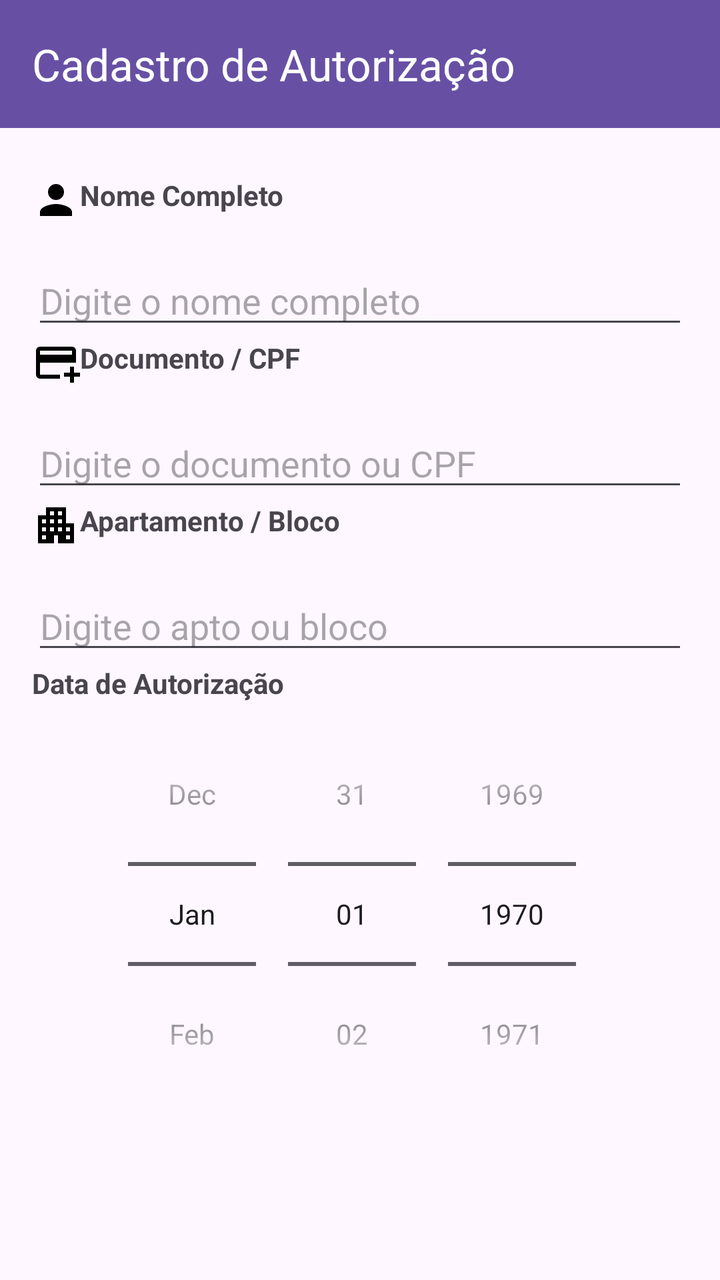
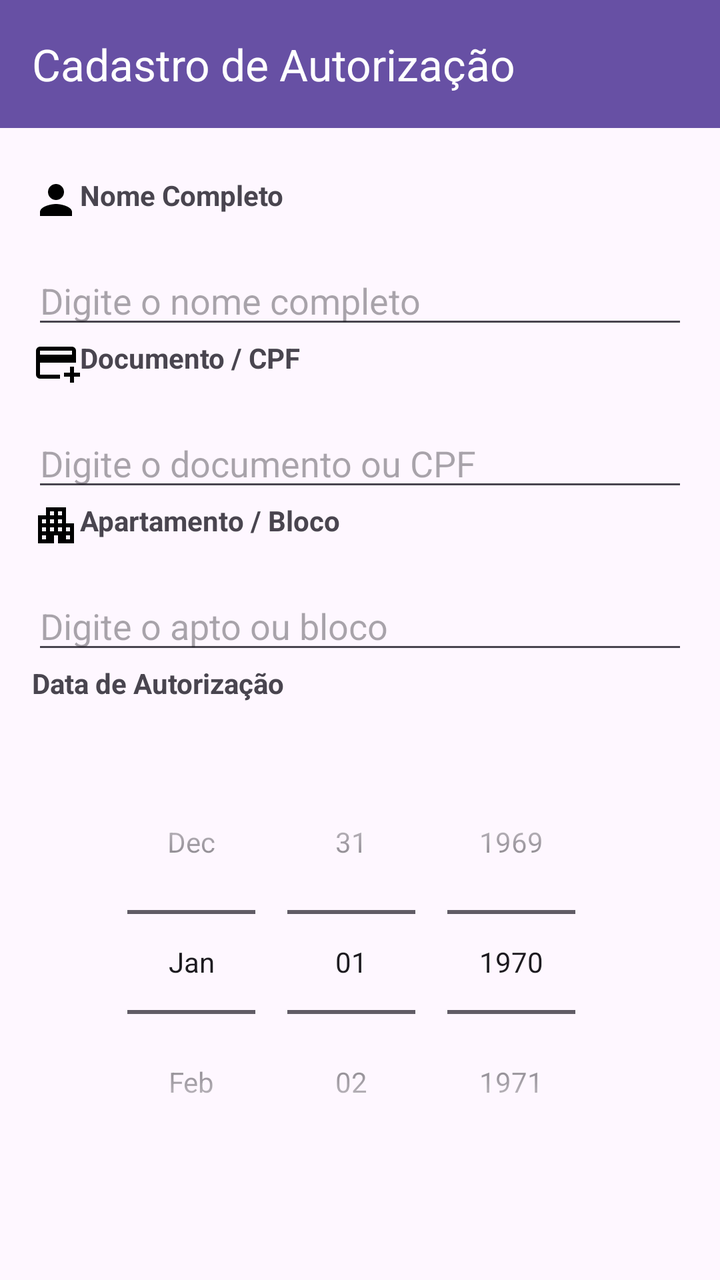

An Android layout rendered at two revisions. The XML below is the earlier revision; the diff shows what the commit changed to produce the second picture.
<!-- AndroidManifest.xml: application theme Theme.ProjetoApp -->
<!-- res/layout/activity_cadastro_autorizacao.xml -->
<?xml version="1.0" encoding="utf-8"?>
<androidx.constraintlayout.widget.ConstraintLayout
    xmlns:android="http://schemas.android.com/apk/res/android"
    xmlns:app="http://schemas.android.com/apk/res-auto"
    xmlns:tools="http://schemas.android.com/tools"
    android:layout_width="match_parent"
    android:layout_height="match_parent"
    tools:context=".CadastroAutorizacaoActivity"
    android:id="@+id/main">

    <androidx.appcompat.widget.Toolbar
        android:id="@+id/toolbarAutorizacao"
        android:layout_width="0dp"
        android:layout_height="wrap_content"
        android:background="?attr/colorPrimary"
        android:minHeight="?attr/actionBarSize"
        app:layout_constraintTop_toTopOf="parent"
        app:layout_constraintStart_toStartOf="parent"
        app:layout_constraintEnd_toEndOf="parent"
        app:title="Cadastro de Autorização"
        app:titleTextColor="#FFFFFF" />

    <TextView
        android:id="@+id/textViewNome"
        android:layout_width="wrap_content"
        android:layout_height="wrap_content"
        android:layout_marginStart="16dp"
        android:layout_marginTop="24dp"
        android:drawableStart="@drawable/baseline_person_24"
        android:text="Nome Completo"
        android:textStyle="bold"
        app:layout_constraintStart_toStartOf="parent"
        app:layout_constraintTop_toBottomOf="@id/toolbarAutorizacao" />

    <EditText
        android:id="@+id/editTextNome"
        android:layout_width="0dp"
        android:layout_height="wrap_content"
        android:layout_margin="16dp"
        android:layout_marginTop="80dp"
        android:hint="Digite o nome completo"
        android:inputType="text"
        app:layout_constraintEnd_toEndOf="parent"
        app:layout_constraintHorizontal_bias="0.781"
        app:layout_constraintStart_toStartOf="parent"
        app:layout_constraintTop_toBottomOf="@id/textViewNome" />

    <EditText
        android:id="@+id/editTextBloco"
        android:layout_width="0dp"
        android:layout_height="wrap_content"
        android:layout_margin="16dp"
        android:layout_marginTop="16dp"
        android:hint="Digite o apto ou bloco"
        android:inputType="text"
        app:layout_constraintEnd_toEndOf="parent"
        app:layout_constraintHorizontal_bias="0.781"
        app:layout_constraintStart_toStartOf="parent"
        app:layout_constraintTop_toBottomOf="@id/textViewApartamento" />

    <EditText
        android:id="@+id/editTextDocumento"
        android:layout_width="0dp"
        android:layout_height="wrap_content"
        android:layout_margin="16dp"
        android:layout_marginTop="16dp"
        android:hint="Digite o documento ou CPF"
        android:inputType="text"
        app:layout_constraintEnd_toEndOf="parent"
        app:layout_constraintHorizontal_bias="0.781"
        app:layout_constraintStart_toStartOf="parent"
        app:layout_constraintTop_toBottomOf="@id/textViewDocumento" />

    <Button
        android:id="@+id/buttonAutorizacao"
        android:layout_width="0dp"
        android:layout_height="wrap_content"
        android:layout_margin="16dp"
        android:text="Salvar Autorização"
        app:layout_constraintTop_toBottomOf="@id/datepickerAutorizacao"
        app:layout_constraintStart_toStartOf="parent"
        app:layout_constraintEnd_toEndOf="parent" />

    <TextView
        android:id="@+id/textViewDocumento"
        android:layout_width="wrap_content"
        android:layout_height="wrap_content"
        android:layout_marginStart="16dp"
        android:drawableStart="@drawable/outline_add_card_24"
        android:text="Documento / CPF"
        android:textStyle="bold"
        app:layout_constraintStart_toStartOf="parent"
        app:layout_constraintTop_toBottomOf="@id/editTextNome" />

    <TextView
        android:id="@+id/textViewApartamento"
        android:layout_width="wrap_content"
        android:layout_height="wrap_content"
        android:layout_marginStart="16dp"
        android:drawableStart="@drawable/outline_apartment_24"
        android:text="Apartamento / Bloco"
        android:textStyle="bold"
        app:layout_constraintStart_toStartOf="parent"
        app:layout_constraintTop_toBottomOf="@id/editTextDocumento" />

    <TextView
        android:id="@+id/textViewApartamento2"
        android:layout_width="wrap_content"
        android:layout_height="wrap_content"
        android:layout_marginStart="16dp"
        android:text="Data de Autorização"
        android:textStyle="bold"
        app:layout_constraintBottom_toTopOf="@+id/datepickerAutorizacao"
        app:layout_constraintStart_toStartOf="parent"
        app:layout_constraintTop_toBottomOf="@id/editTextBloco" />

    <DatePicker
        android:id="@+id/datepickerAutorizacao"
        android:layout_width="270dp"
        android:layout_height="273dp"
        app:layout_constraintEnd_toEndOf="parent"
        app:layout_constraintStart_toStartOf="parent"
        app:layout_constraintTop_toBottomOf="@id/textViewApartamento2"
        android:datePickerMode="spinner"
        android:calendarViewShown="false"/>


</androidx.constraintlayout.widget.ConstraintLayout>
<!-- resources referenced by this layout -->
<resources>
  <!-- drawable baseline_person_24 (drawable) -->
  <vector xmlns:android="http://schemas.android.com/apk/res/android" android:height="24dp" android:tint="#000000" android:viewportHeight="24" android:viewportWidth="24" android:width="24dp">
        
      <path android:fillColor="@android:color/white" android:pathData="M12,12c2.21,0 4,-1.79 4,-4s-1.79,-4 -4,-4 -4,1.79 -4,4 1.79,4 4,4zM12,14c-2.67,0 -8,1.34 -8,4v2h16v-2c0,-2.66 -5.33,-4 -8,-4z"/>
      
  </vector>
  <!-- drawable outline_add_card_24 (drawable) -->
  <vector xmlns:android="http://schemas.android.com/apk/res/android" android:height="24dp" android:tint="#000000" android:viewportHeight="960" android:viewportWidth="960" android:width="24dp">
        
      <path android:fillColor="@android:color/white" android:pathData="M160,800Q127,800 103.5,776.5Q80,753 80,720L80,240Q80,207 103.5,183.5Q127,160 160,160L800,160Q833,160 856.5,183.5Q880,207 880,240L880,480L160,480L160,720Q160,720 160,720Q160,720 160,720L560,720L560,800L160,800ZM160,320L800,320L800,240Q800,240 800,240Q800,240 800,240L160,240Q160,240 160,240Q160,240 160,240L160,320ZM760,880L760,760L640,760L640,680L760,680L760,560L840,560L840,680L960,680L960,760L840,760L840,880L760,880ZM160,720L160,720L160,680Q160,597 160,538.5Q160,480 160,480L160,480L160,480L160,480L160,240Q160,240 160,240Q160,240 160,240L160,240Q160,240 160,240Q160,240 160,240L160,720Q160,720 160,720Q160,720 160,720L160,720Z"/>
      
  </vector>
  <!-- drawable outline_apartment_24 (drawable) -->
  <vector xmlns:android="http://schemas.android.com/apk/res/android" android:height="24dp" android:tint="#000000" android:viewportHeight="960" android:viewportWidth="960" android:width="24dp">
        
      <path android:fillColor="@android:color/white" android:pathData="M120,840L120,280L280,280L280,120L680,120L680,440L840,440L840,840L520,840L520,680L440,680L440,840L120,840ZM200,760L280,760L280,680L200,680L200,760ZM200,600L280,600L280,520L200,520L200,600ZM200,440L280,440L280,360L200,360L200,440ZM360,600L440,600L440,520L360,520L360,600ZM360,440L440,440L440,360L360,360L360,440ZM360,280L440,280L440,200L360,200L360,280ZM520,600L600,600L600,520L520,520L520,600ZM520,440L600,440L600,360L520,360L520,440ZM520,280L600,280L600,200L520,200L520,280ZM680,760L760,760L760,680L680,680L680,760ZM680,600L760,600L760,520L680,520L680,600Z"/>
      
  </vector>
  <style name="Theme.ProjetoApp" parent="Base.Theme.ProjetoApp" />
  <style name="Base.Theme.ProjetoApp" parent="Theme.Material3.DayNight.NoActionBar">
          
          
      </style>
</resources>

<!-- the commit's change to res/layout/activity_cadastro_autorizacao.xml (unified diff, before → after) -->
@@ -18,7 +18,8 @@
         app:layout_constraintStart_toStartOf="parent"
         app:layout_constraintEnd_toEndOf="parent"
         app:title="Cadastro de Autorização"
-        app:titleTextColor="#FFFFFF" />
+        app:titleTextColor="#FFFFFF"
+        app:theme="@style/ThemeOverlay.AppCompat.Dark.ActionBar" />
 
     <TextView
         android:id="@+id/textViewNome"
@@ -71,16 +72,6 @@
         app:layout_constraintStart_toStartOf="parent"
         app:layout_constraintTop_toBottomOf="@id/textViewDocumento" />
 
-    <Button
-        android:id="@+id/buttonAutorizacao"
-        android:layout_width="0dp"
-        android:layout_height="wrap_content"
-        android:layout_margin="16dp"
-        android:text="Salvar Autorização"
-        app:layout_constraintTop_toBottomOf="@id/datepickerAutorizacao"
-        app:layout_constraintStart_toStartOf="parent"
-        app:layout_constraintEnd_toEndOf="parent" />
-
     <TextView
         android:id="@+id/textViewDocumento"
         android:layout_width="wrap_content"
@@ -118,11 +109,40 @@
         android:id="@+id/datepickerAutorizacao"
         android:layout_width="270dp"
         android:layout_height="273dp"
+        android:layout_marginTop="24dp"
+        android:calendarViewShown="false"
+        android:datePickerMode="spinner"
         app:layout_constraintEnd_toEndOf="parent"
+        app:layout_constraintHorizontal_bias="0.496"
         app:layout_constraintStart_toStartOf="parent"
-        app:layout_constraintTop_toBottomOf="@id/textViewApartamento2"
-        android:datePickerMode="spinner"
-        android:calendarViewShown="false"/>
+        app:layout_constraintTop_toBottomOf="@id/textViewApartamento2" />
+    <TextView
+        android:id="@+id/textViewMensagem"
+        android:layout_width="0dp"
+        android:layout_height="wrap_content"
+        android:layout_marginStart="16dp"
+        android:layout_marginTop="8dp"
+        android:layout_marginEnd="16dp"
+        android:background="#4CAF50"
+        android:gravity="center"
+        android:padding="12dp"
+        android:text="✓ Autorização Realizada"
+        android:textColor="#FFFFFF"
+        android:textStyle="bold"
+        android:visibility="gone"
+        app:layout_constraintStart_toStartOf="parent"
+        app:layout_constraintEnd_toEndOf="parent"
+        app:layout_constraintTop_toBottomOf="@id/datepickerAutorizacao" />
+
+    <Button
+        android:id="@+id/buttonAutorizacao"
+        android:layout_width="0dp"
+        android:layout_height="wrap_content"
+        android:layout_margin="16dp"
+        android:text="Salvar Autorização"
+        app:layout_constraintTop_toBottomOf="@id/textViewMensagem"
+        app:layout_constraintStart_toStartOf="parent"
+        app:layout_constraintEnd_toEndOf="parent" />
 
 
 </androidx.constraintlayout.widget.ConstraintLayout>
